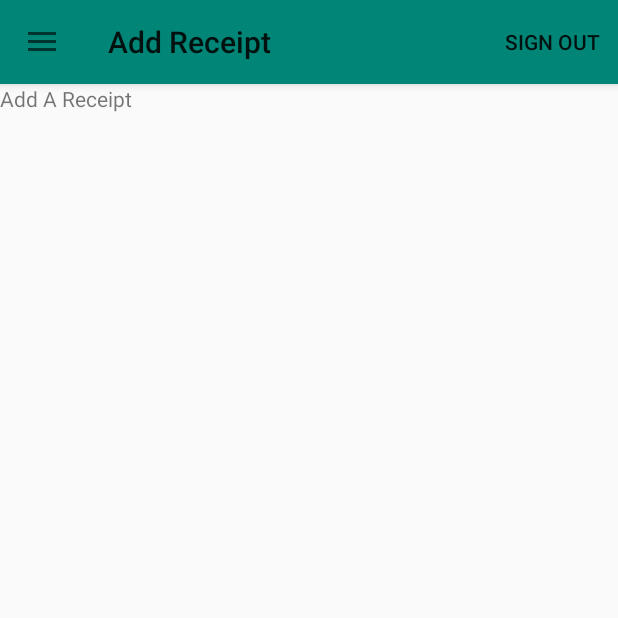
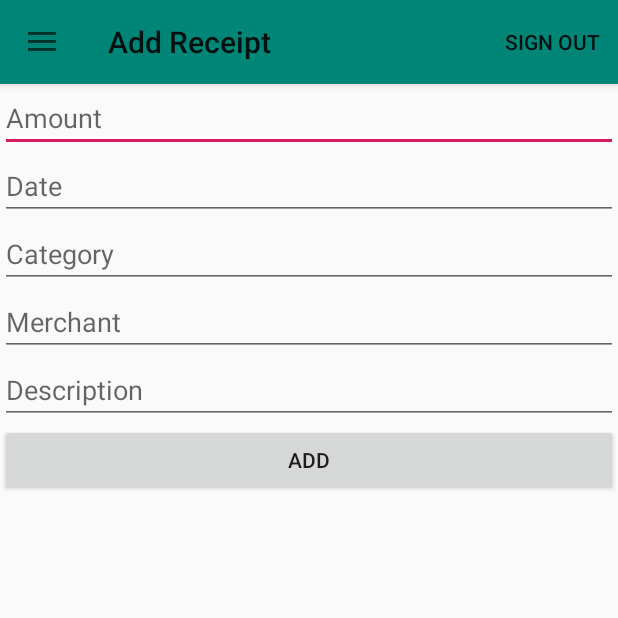
Before and after one commit to Build-Week-ReceiptTracker/Android, an Android app: the MainActivity screen opened directly, with no data from a screen before it, in the side drawer, after a tap on "Add Receipt", on a phone screen of 412 x 824 dp, the top half of it. Run offline under Robolectric (Android 15) with nearby library versions, the phone set to English and light mode, and no system bars; libraries missing offline, so code that uses them is left out: com.bluelinelabs.conductor.

Commit message:
Link addReceipt retrofit call with UI
Co-authored-by: justinbgent <justinbgent@gmail.com>

```diff
--- a/app/src/main/java/com/example/receipttracker/model/Receipt.kt
+++ b/app/src/main/java/com/example/receipttracker/model/Receipt.kt
@@ -10,7 +10,9 @@ class Receipt (
     var date_of_transaction: String,
     var category: String,
     var merchant: String,
-    var image: String?,
+    var image_url: String?,
+    var user_username: String,
+    var description: String,
 
     @PrimaryKey
     var id: Int?
--- a/app/src/main/java/com/example/receipttracker/room/ReceiptDatabase.kt
+++ b/app/src/main/java/com/example/receipttracker/room/ReceiptDatabase.kt
@@ -6,7 +6,7 @@ import androidx.room.Room
 import androidx.room.RoomDatabase
 import com.example.receipttracker.model.Receipt
 
-@Database(entities = [Receipt::class], exportSchema = true, version = 2)
+@Database(entities = [Receipt::class], exportSchema = true, version = 4)
 abstract class ReceiptDatabase : RoomDatabase() {
 
     abstract fun receiptDao(): ReceiptRoomDao
--- a/app/src/main/java/com/example/receipttracker/view/LoginActivity.kt
+++ b/app/src/main/java/com/example/receipttracker/view/LoginActivity.kt
@@ -22,10 +22,10 @@ class LoginActivity : AppCompatActivity() {
     lateinit var router: Router
 
     override fun onCreate(savedInstanceState: Bundle?) {
-        val token: String? = App.sharedPrefs.getString(App.TOKEN_PREF_KEY, "")
+        /*val token: String? = App.sharedPrefs.getString(App.TOKEN_PREF_KEY, "")
         if (token != null && token.isNotEmpty()){
             startActivity(Intent(this, MainActivity::class.java))
-        }
+        }*/
 
         super.onCreate(savedInstanceState)
         setContentView(R.layout.activity_login)
--- a/app/src/main/res/layout/add_receipt_fragment.xml
+++ b/app/src/main/res/layout/add_receipt_fragment.xml
@@ -3,11 +3,56 @@
     xmlns:tools="http://schemas.android.com/tools"
     android:layout_width="match_parent"
     android:layout_height="match_parent"
+    xmlns:app="http://schemas.android.com/apk/res-auto"
     tools:context=".view.AddReceiptFragment">
 
-    <TextView
+    <androidx.constraintlayout.widget.ConstraintLayout
         android:layout_width="match_parent"
-        android:layout_height="match_parent"
-        android:text="Add A Receipt" />
+        android:layout_height="match_parent">
+
+        <EditText
+            android:id="@+id/et_amount_spent"
+            android:hint="Amount"
+            android:layout_width="match_parent"
+            android:layout_height="wrap_content"
+            app:layout_constraintTop_toTopOf="parent"/>
+
+        <EditText
+            android:id="@+id/et_date_of_transaction"
+            android:hint="Date"
+            android:layout_width="match_parent"
+            android:layout_height="wrap_content"
+            app:layout_constraintTop_toBottomOf="@+id/et_amount_spent"/>
+
+        <EditText
+            android:id="@+id/et_category"
+            android:hint="Category"
+            android:layout_width="match_parent"
+            android:layout_height="wrap_content"
+            app:layout_constraintTop_toBottomOf="@+id/et_date_of_transaction"/>
+
+        <EditText
+            android:id="@+id/et_merchant"
+            android:hint="Merchant"
+            android:layout_width="match_parent"
+            android:layout_height="wrap_content"
+            app:layout_constraintTop_toBottomOf="@+id/et_category"/>
+
+        <EditText
+            android:id="@+id/et_description"
+            android:hint="Description"
+            android:layout_width="match_parent"
+            android:layout_height="wrap_content"
+            app:layout_constraintTop_toBottomOf="@+id/et_merchant"/>
+
+        <Button
+            android:id="@+id/button_add_receipt"
+            android:text="Add"
+            android:layout_width="match_parent"
+            android:layout_height="wrap_content"
+            app:layout_constraintTop_toBottomOf="@+id/et_description"/>
+
+
+    </androidx.constraintlayout.widget.ConstraintLayout>
 
 </FrameLayout>
```
Also changed, not shown: app/src/main/java/com/example/receipttracker/ReceiptRepository.kt (+16 -0 lines), app/src/main/java/com/example/receipttracker/api/ReceiptApiDao.kt (+26 -7 lines), app/src/main/java/com/example/receipttracker/view/AddReceiptFragment.kt (+17 -0 lines), app/src/main/java/com/example/receipttracker/viewmodel/AddReceiptViewModel.kt (+20 -0 lines).
